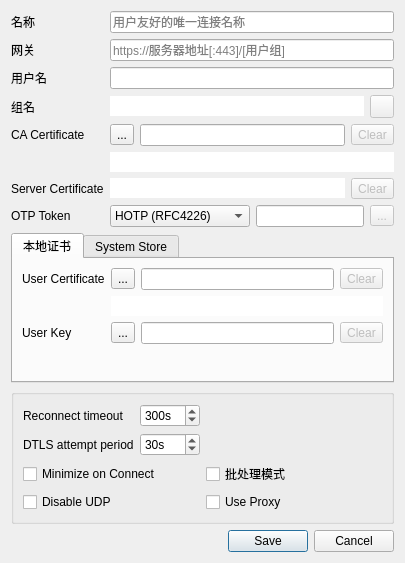
First picture: the form in src/dialog/editdialog.ui, repository Cxiyuan/sslvpn-client, before the edit.
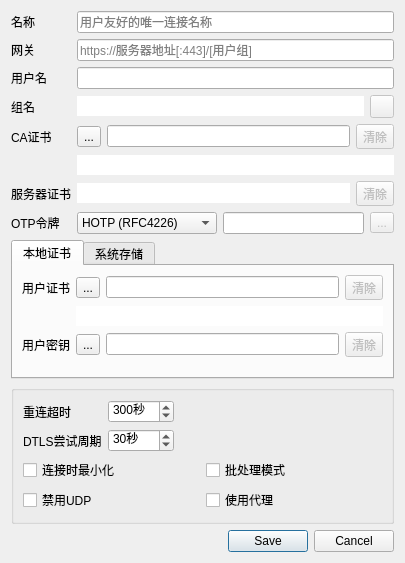
Second picture: the form after the edit. Icons and pictures are not drawn.

Commit message:
更新界面图标和完成汉化
- 将favicon.ico替换为包含多尺寸(16x16, 32x32, 48x48, 64x64, 128x128, 256x256)的新图标
- 修改程序窗口标题图标为favicon.ico
- 修改托盘栏图标为favicon.ico
- 完成编辑VPN界面的汉化(CA证书、服务器证书、OTP令牌等)
- 调整VPN信息界面的下载/上传显示区域宽度，确保文字完整显示

🤖 Generated with [Qoder][https://qoder.com]

Patch:
```diff
--- a/src/dialog/editdialog.ui
+++ b/src/dialog/editdialog.ui
@@ -114,7 +114,7 @@
      <item row="4" column="0">
       <widget class="QLabel" name="caCertificateLabel">
        <property name="text">
-        <string>CA Certificate</string>
+        <string>CA证书</string>
        </property>
       </widget>
      </item>
@@ -143,7 +143,7 @@
           <bool>false</bool>
          </property>
          <property name="text">
-          <string>Clear</string>
+          <string>清除</string>
          </property>
          <property name="icon">
           <iconset resource="../avpn.qrc">
@@ -156,7 +156,7 @@
      <item row="6" column="0">
       <widget class="QLabel" name="serverCertificateLabel">
        <property name="text">
-        <string>Server Certificate</string>
+        <string>服务器证书</string>
        </property>
       </widget>
      </item>
@@ -181,7 +181,7 @@
           <bool>false</bool>
          </property>
          <property name="text">
-          <string>Clear</string>
+          <string>清除</string>
          </property>
          <property name="icon">
           <iconset resource="../avpn.qrc">
@@ -194,7 +194,7 @@
      <item row="8" column="0">
       <widget class="QLabel" name="otpTokenLabel">
        <property name="text">
-        <string>OTP Token</string>
+        <string>OTP令牌</string>
        </property>
       </widget>
      </item>
@@ -287,7 +287,7 @@
          <item row="1" column="0">
           <widget class="QLabel" name="userCertificateLabel">
            <property name="text">
-            <string>User Certificate</string>
+            <string>用户证书</string>
            </property>
           </widget>
          </item>
@@ -313,7 +313,7 @@
               <bool>false</bool>
              </property>
              <property name="text">
-              <string>Clear</string>
+              <string>清除</string>
              </property>
              <property name="icon">
               <iconset resource="../avpn.qrc">
@@ -342,7 +342,7 @@
             <bool>true</bool>
            </property>
            <property name="text">
-            <string>User Key</string>
+            <string>用户密钥</string>
            </property>
           </widget>
          </item>
@@ -374,7 +374,7 @@
               <bool>false</bool>
              </property>
              <property name="text">
-              <string>Clear</string>
+              <string>清除</string>
              </property>
              <property name="icon">
               <iconset resource="../avpn.qrc">
@@ -390,7 +390,7 @@
      </widget>
      <widget class="QWidget" name="systemStoreTab">
       <attribute name="title">
-       <string>System Store</string>
+       <string>系统存储</string>
       </attribute>
       <widget class="QListWidget" name="loadWinCertList">
        <property name="geometry">
@@ -448,7 +448,7 @@
         <item row="0" column="0">
          <widget class="QLabel" name="reconnectTimeoutLabel">
           <property name="text">
-           <string>Reconnect timeout</string>
+           <string>重连超时</string>
           </property>
          </widget>
         </item>
@@ -459,7 +459,7 @@
 The default timeout is 300 seconds, which means that openconnect can recover VPN connection after a temporary network down time of 300 seconds.</string>
           </property>
           <property name="suffix">
-           <string>s</string>
+           <string>秒</string>
           </property>
           <property name="minimum">
            <number>1</number>
@@ -475,14 +475,14 @@
         <item row="1" column="0">
          <widget class="QLabel" name="dtlsAttemptPeriodLabel">
           <property name="text">
-           <string>DTLS attempt period</string>
+           <string>DTLS尝试周期</string>
           </property>
          </widget>
         </item>
         <item row="1" column="1">
          <widget class="QSpinBox" name="dtlsAttemptPeriodSpinBox">
           <property name="suffix">
-           <string>s</string>
+           <string>秒</string>
           </property>
           <property name="maximum">
            <number>1000</number>
@@ -502,7 +502,7 @@
            <string>Enable this to automatically minimize after connection</string>
           </property>
           <property name="text">
-           <string>Minimize on Connect</string>
+           <string>连接时最小化</string>
           </property>
          </widget>
         </item>
@@ -519,7 +519,7 @@
         <item row="1" column="0">
          <widget class="QCheckBox" name="disableUdpBox">
           <property name="text">
-           <string>Disable UDP</string>
+           <string>禁用UDP</string>
           </property>
          </widget>
         </item>
@@ -529,7 +529,7 @@
            <string>Enable this to use the system's default proxy settings for this server</string>
           </property>
           <property name="text">
-           <string>Use Proxy</string>
+           <string>使用代理</string>
           </property>
          </widget>
         </item>
```
Left out of the diff: 24 changed lines with no effect on the pictures. The commit also changes 6 other files.
